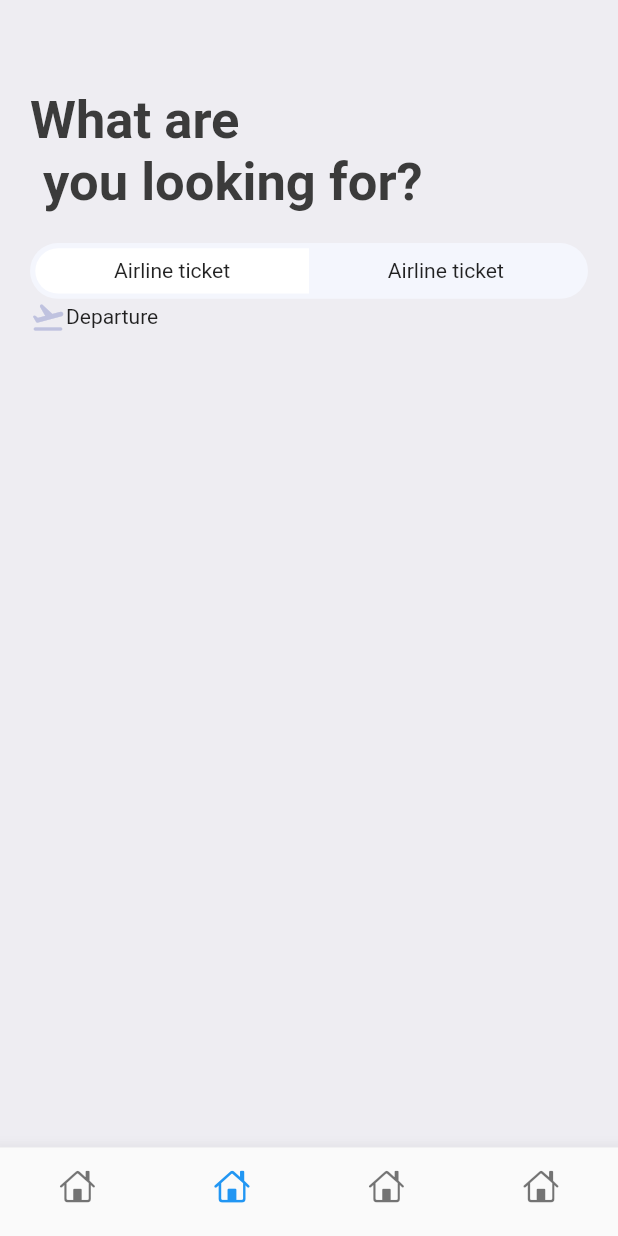
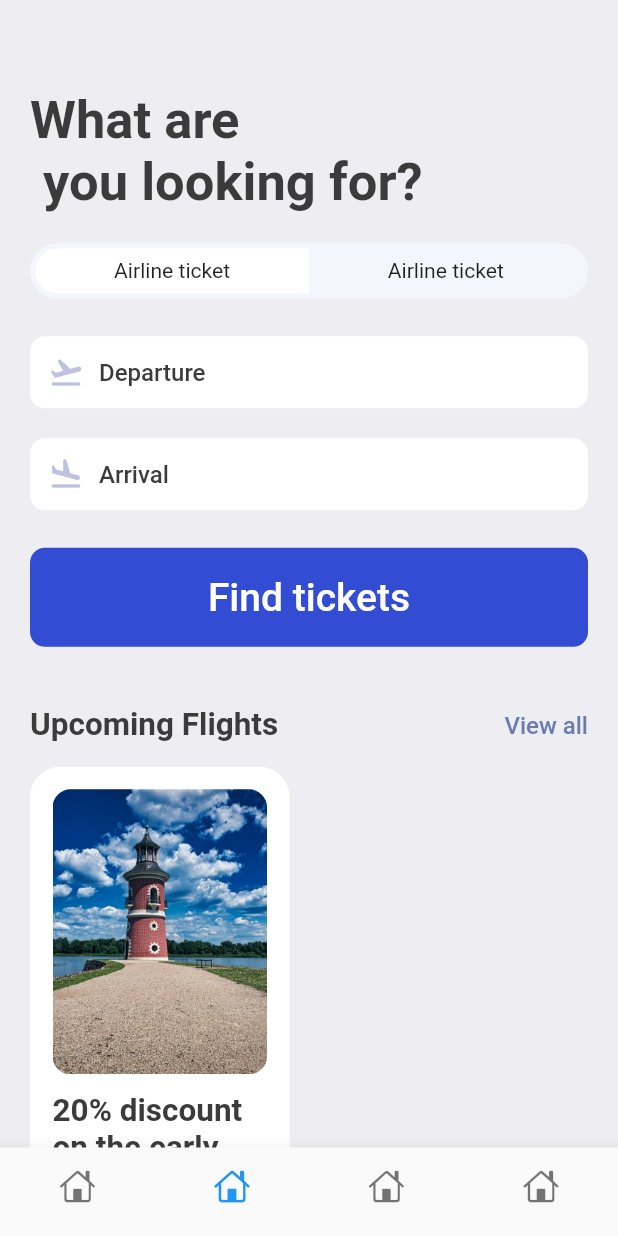
Before and after one commit to VueFujuntao/flutter-app, a Flutter app: the screen it shows after launch, item 2 of the bottom bar chosen, on a phone screen of 412 x 824 dp. Run offline on Flutter 3.47's test engine with Material 2 defaults, Android fonts, the phone set to English and light mode, and no system bars; our stand-ins replace gap, get.

Commit message:
搜索页面

```diff
--- a/lib/pages/home_page.dart
+++ b/lib/pages/home_page.dart
@@ -1,3 +1,4 @@
+import 'package:app/widgets/double_text_widget.dart';
 import 'package:flutter/material.dart';
 import 'package:gap/gap.dart';
 import 'package:app/pages/ticket_view.dart';
@@ -65,16 +66,7 @@ class _HomePageState extends State<HomePage> {
                       ),
                     ),
                     const Gap(40),
-                    Row(
-                      mainAxisAlignment: MainAxisAlignment.spaceBetween,
-                      children: <Widget>[
-                        Text('Upcoming Flights', style: Styles.headLineStyle2),
-                        InkWell(
-                          onTap: () {},
-                          child: Text('View all', style: Styles.textStyle.copyWith(color: Styles.primaryColor)),
-                        )
-                      ],
-                    )
+                    const AppDoubleTextWidget(bigText: 'Upcoming Flights', smallText: 'View all'),
                   ],
               ),
             ),
@@ -95,16 +87,7 @@ class _HomePageState extends State<HomePage> {
             const Gap(15),
             Container(
               padding: const EdgeInsets.symmetric(horizontal: 20),
-              child: Row(
-                mainAxisAlignment: MainAxisAlignment.spaceBetween,
-                children: <Widget>[
-                  Text('Hotels', style: Styles.headLineStyle2),
-                  InkWell(
-                    onTap: () {},
-                    child: Text('View all', style: Styles.textStyle.copyWith(color: Styles.primaryColor)),
-                  )
-                ],
-              ),
+              child:const AppDoubleTextWidget(bigText: 'Hotels', smallText: 'View all'),
             ),
             const Gap(15),
             SingleChildScrollView(
--- a/lib/pages/search_page.dart
+++ b/lib/pages/search_page.dart
@@ -2,6 +2,8 @@ import 'package:app/utils/app_styles.dart';
 import 'package:flutter/material.dart';
 import 'package:gap/gap.dart';
 import '../utils/app_layout.dart';
+import '../widgets/double_text_widget.dart';
+import '../widgets/icon_text_widget.dart';
 
 class SearchPage extends StatelessWidget {
   const SearchPage({super.key});
@@ -53,13 +55,65 @@ class SearchPage extends StatelessWidget {
               ),
             ),
           ),
+          Gap(AppLayout.getHeight(25)),
+          const AppIconText(text: 'Departure', icon: Icons.flight_takeoff_rounded),
+          Gap(AppLayout.getHeight(20)),
+          const AppIconText(text: 'Arrival', icon: Icons.flight_land_rounded),
+          Gap(AppLayout.getHeight(25)),
           Container(
-            child: Row(
-              children: [
-                const Icon(Icons.flight_takeoff_rounded, color: Color(0xFFBFC2DF),),
-                Text("Departure")
-              ],
+            padding: EdgeInsets.symmetric(vertical: AppLayout.getHeight(18), horizontal: AppLayout.getWidth(15)),
+            decoration: BoxDecoration(
+              color: const Color(0xD91130CE),
+              borderRadius: BorderRadius.circular(AppLayout.getWidth(10)),
             ),
+            child: Center(
+              child: Text('Find tickets', style: Styles.textStyle.copyWith(color: Colors.white,fontSize: 26,),),
+            ),
+          ),
+          Gap(AppLayout.getHeight(40)),
+          const AppDoubleTextWidget(bigText: 'Upcoming Flights', smallText: 'View all'),
+          Gap(AppLayout.getHeight(15)),
+          Row(
+            children: [
+              Container(
+                height: AppLayout.getHeight(400),
+                width: size.width * 0.42,
+                padding: EdgeInsets.symmetric(horizontal: AppLayout.getHeight(15), vertical: AppLayout.getWidth(15)),
+                decoration: BoxDecoration(
+                  color: Colors.white,
+                  borderRadius: BorderRadius.circular(AppLayout.getHeight(20)),
+                  boxShadow: [
+                    BoxShadow(
+                      color: Colors.grey.shade200,
+                      blurRadius: 1,
+                      spreadRadius: 1,
+
+                    )
+                  ]
+                ),
+                child: Column(
+                  children: [
+                    Container(
+                      height: AppLayout.getHeight(190),
+                      decoration: BoxDecoration(
+                        borderRadius: BorderRadius.circular(AppLayout.getHeight(12)),
+                        image: const DecorationImage(
+                          fit: BoxFit.cover,
+                          image: AssetImage("assets/images/one.jpeg")
+                        )
+                      ),
+                    ),
+                    Gap(AppLayout.getHeight(12),),
+                    Text(
+                        "20% discount on the early booking of b booking of b booking of booking of booking of this flight.Don't miss out this changeout this changeout this changeout this change",
+                        maxLines: 6,
+                        overflow: TextOverflow.ellipsis,
+                        style: Styles.headLineStyle2,
+                    ),
+                  ],
+                ),
+              )
+            ],
           ),
         ],
       ),
--- /dev/null
+++ b/lib/widgets/double_text_widget.dart
@@ -0,0 +1,24 @@
+import 'package:flutter/material.dart';
+
+import '../utils/app_styles.dart';
+
+class AppDoubleTextWidget extends StatelessWidget {
+  final String bigText;
+  final String smallText;
+
+  const AppDoubleTextWidget({super.key, required this.bigText, required this.smallText,});
+
+  @override
+  Widget build(BuildContext context) {
+    return Row(
+      mainAxisAlignment: MainAxisAlignment.spaceBetween,
+      children: <Widget>[
+        Text(bigText, style: Styles.headLineStyle2),
+        InkWell(
+          onTap: () {},
+          child: Text(smallText, style: Styles.textStyle.copyWith(color: Styles.primaryColor)),
+        )
+      ],
+    );
+  }
+}
--- /dev/null
+++ b/lib/widgets/icon_text_widget.dart
@@ -0,0 +1,29 @@
+import 'package:flutter/material.dart';
+import 'package:gap/gap.dart';
+
+import '../utils/app_layout.dart';
+import '../utils/app_styles.dart';
+
+class AppIconText extends StatelessWidget {
+  final IconData icon;
+  final String text;
+  const AppIconText({Key? key, required this.icon, required this.text}) : super(key: key);
+
+  @override
+  Widget build(BuildContext context) {
+    return Container(
+      padding: EdgeInsets.symmetric(vertical: AppLayout.getHeight(12), horizontal: AppLayout.getWidth(12)),
+      decoration: BoxDecoration(
+        color: Colors.white,
+        borderRadius: BorderRadius.circular(AppLayout.getWidth(10)),
+      ),
+      child: Row(
+        children: [
+          Icon(icon, color: const Color(0xFFBFC2DF),),
+          Gap(AppLayout.getWidth(10)),
+          Text(text, style: Styles.textStyle,),
+        ],
+      ),
+    );
+  }
+}
--- a/lib/widgets/ticket_container.dart
+++ b/lib/widgets/ticket_container.dart
@@ -1,4 +1,3 @@
-import 'package:flutter/cupertino.dart';
 import 'package:flutter/material.dart';
 
 class TicketContainer extends StatelessWidget {
```
